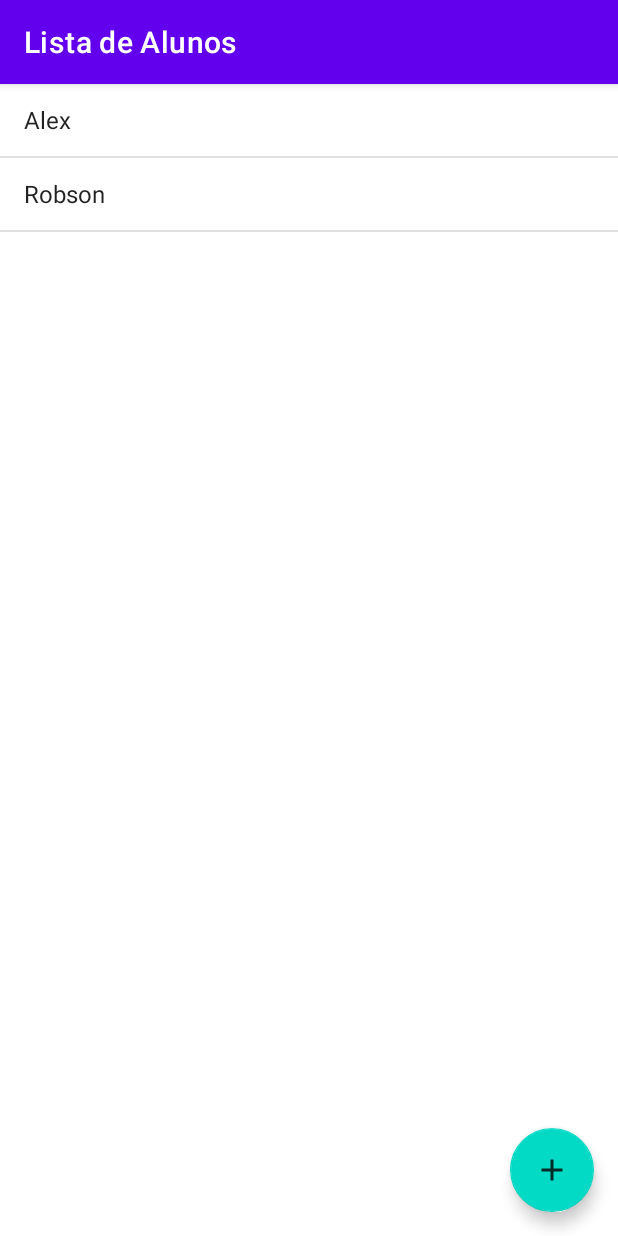
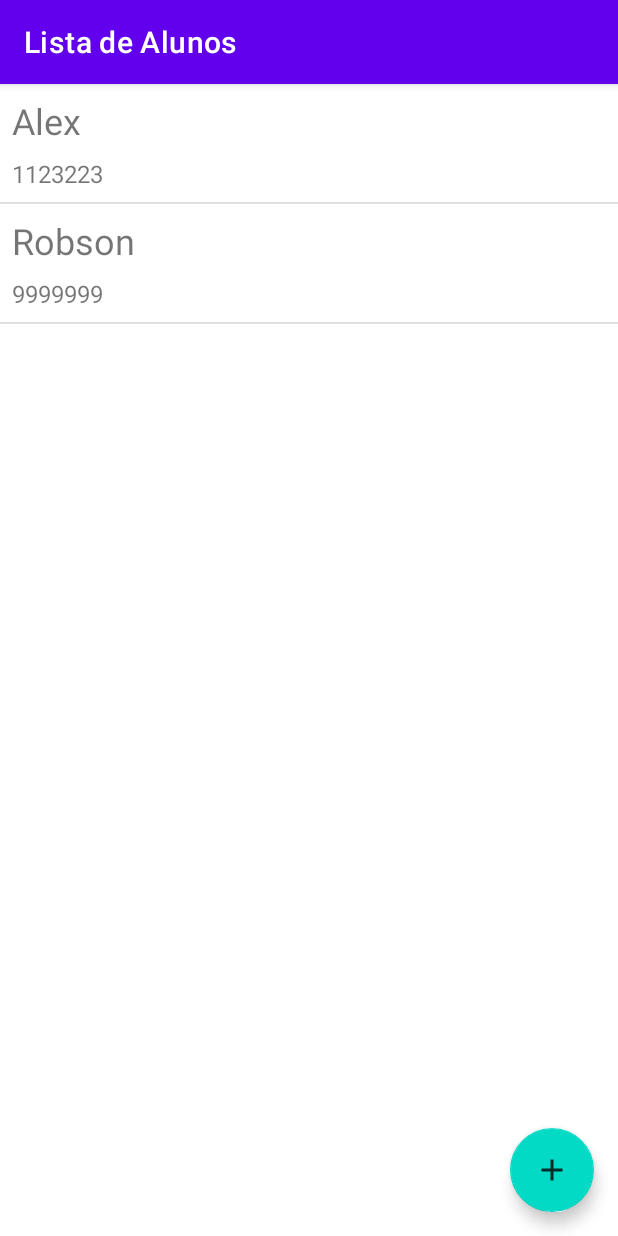
Before and after one commit to Robsonm95/AgendaAluno, an Android app: the screen it shows after launch (ListaAlunosActivity), on a phone screen of 412 x 824 dp. Run offline under Robolectric (Android 15) with nearby library versions, the phone set to English and light mode, and no system bars.

Commit message:
Personalizando layout de lista de alunos

```diff
--- a/app/src/main/java/com/robsonmm/alunoagenda/model/Aluno.java
+++ b/app/src/main/java/com/robsonmm/alunoagenda/model/Aluno.java
@@ -51,7 +51,7 @@ public class Aluno implements Serializable {
 
     @Override
     public String toString() {
-        return nome ;
+        return nome + " - " + telefone;
     }
 
     public boolean isIdValid() {
--- a/app/src/main/java/com/robsonmm/alunoagenda/ui/activity/ListaAlunosActivity.java
+++ b/app/src/main/java/com/robsonmm/alunoagenda/ui/activity/ListaAlunosActivity.java
@@ -7,7 +7,6 @@ import android.view.ContextMenu;
 import android.view.MenuItem;
 import android.view.View;
 import android.widget.AdapterView;
-import android.widget.ArrayAdapter;
 import android.widget.ListView;
 
 import androidx.annotation.NonNull;
@@ -18,8 +17,7 @@ import com.google.android.material.floatingactionbutton.FloatingActionButton;
 import com.robsonmm.alunoagenda.R;
 import com.robsonmm.alunoagenda.dao.AlunoDAO;
 import com.robsonmm.alunoagenda.model.Aluno;
-
-import java.util.List;
+import com.robsonmm.alunoagenda.ui.adapter.ListaAlunosAdapter;
 
 import static com.robsonmm.alunoagenda.ui.activity.ConstantesActivities.CHAVE_ALUNO;
 
@@ -27,7 +25,7 @@ public class ListaAlunosActivity extends AppCompatActivity {
 
     public static final String TITULO_APPBAR = "Lista de Alunos";
     private final AlunoDAO dao = new AlunoDAO();
-    private ArrayAdapter<Aluno> adapter;
+    private ListaAlunosAdapter adapter;
 
     @Override
     protected void onCreate(@Nullable Bundle savedInstanceState) {
@@ -56,7 +54,7 @@ public class ListaAlunosActivity extends AppCompatActivity {
         if (itemId == R.id.activity_lista_alunos_menu_remover) {
             AdapterView.AdapterContextMenuInfo menuInfo =
                     (AdapterView.AdapterContextMenuInfo) item.getMenuInfo();
-            Aluno alunoSelecionado = (Aluno) adapter.getItem(menuInfo.position);
+            Aluno alunoSelecionado = adapter.getItem(menuInfo.position);
             dao.remove(alunoSelecionado);
             adapter.remove(alunoSelecionado);
         }
@@ -81,8 +79,7 @@ public class ListaAlunosActivity extends AppCompatActivity {
     @Override
     protected void onResume() {
         super.onResume();
-        adapter.clear();
-        adapter.addAll(dao.listAll());
+        adapter.atualiza(dao.listAll());
     }
 
     private void configurarLista() {
@@ -110,9 +107,7 @@ public class ListaAlunosActivity extends AppCompatActivity {
     }
 
     private void configuraAdapter(ListView listaDeAlunos) {
-        adapter = new ArrayAdapter<>(
-                this,
-                android.R.layout.simple_list_item_1);
+        adapter = new ListaAlunosAdapter(this);
         listaDeAlunos.setAdapter(adapter);
     }
 }
--- /dev/null
+++ b/app/src/main/java/com/robsonmm/alunoagenda/ui/adapter/ListaAlunosAdapter.java
@@ -0,0 +1,79 @@
+package com.robsonmm.alunoagenda.ui.adapter;
+
+import android.content.Context;
+import android.view.LayoutInflater;
+import android.view.View;
+import android.view.ViewGroup;
+import android.widget.BaseAdapter;
+import android.widget.TextView;
+
+import com.robsonmm.alunoagenda.R;
+import com.robsonmm.alunoagenda.model.Aluno;
+
+import java.util.ArrayList;
+import java.util.List;
+
+public class ListaAlunosAdapter extends BaseAdapter {
+
+    private final List<Aluno> alunos = new ArrayList<>();
+    private final Context context;
+
+    public ListaAlunosAdapter(Context context) {
+        this.context = context;
+    }
+
+    @Override
+    public int getCount() {
+        return alunos.size();
+    }
+
+    @Override
+    public Aluno getItem(int position) {
+        return alunos.get(position);
+    }
+
+    @Override
+    public long getItemId(int position) {
+        return alunos.get(position).getId();
+    }
+
+    @Override
+    public View getView(int position, View convertView, ViewGroup parent) {
+        View viewCriada = criaView(parent);
+        Aluno aluno = alunos.get(position);
+        vincula(viewCriada, aluno);
+        return viewCriada;
+    }
+
+    private void vincula(View view, Aluno aluno) {
+        TextView nome = view.findViewById(R.id.item_aluno_nome);
+        nome.setText(aluno.getNome());
+        TextView telefone = view.findViewById(R.id.item_aluno_telefone);
+        telefone.setText(aluno.getTelefone());
+    }
+
+    private View criaView(ViewGroup parent) {
+        return LayoutInflater
+                .from(context)
+                .inflate(R.layout.item_aluno, parent, false);
+    }
+
+    private void clear() {
+        alunos.clear();
+        notifyDataSetChanged();
+    }
+
+    private void addAll(List<Aluno> alunos) {
+        this.alunos.addAll(alunos);
+        notifyDataSetChanged();
+    }
+
+    public void atualiza(List<Aluno> alunos){
+        clear();
+        addAll(alunos);
+    }
+    public void remove(Aluno alunoSelecionado) {
+        this.alunos.remove(alunoSelecionado);
+        notifyDataSetChanged();
+    }
+}
--- /dev/null
+++ b/app/src/main/res/layout/item_aluno.xml
@@ -0,0 +1,24 @@
+<?xml version="1.0" encoding="utf-8"?>
+<LinearLayout xmlns:android="http://schemas.android.com/apk/res/android"
+    xmlns:tools="http://schemas.android.com/tools"
+    android:orientation="vertical"
+    android:layout_width="match_parent"
+    android:layout_height="match_parent">
+
+    <TextView android:id="@+id/item_aluno_nome"
+        android:layout_width="match_parent"
+        android:layout_height="wrap_content"
+        android:layout_margin="8dp"
+        android:textSize="24sp"
+        tools:text="Alex"/>
+
+    <TextView android:id="@+id/item_aluno_telefone"
+        android:layout_width="match_parent"
+        android:layout_height="wrap_content"
+        android:textSize="16sp"
+        android:layout_marginEnd="8dp"
+        android:layout_marginStart="8dp"
+        android:layout_marginBottom="8dp"
+        tools:text="5569874974"/>
+
+</LinearLayout>
```
